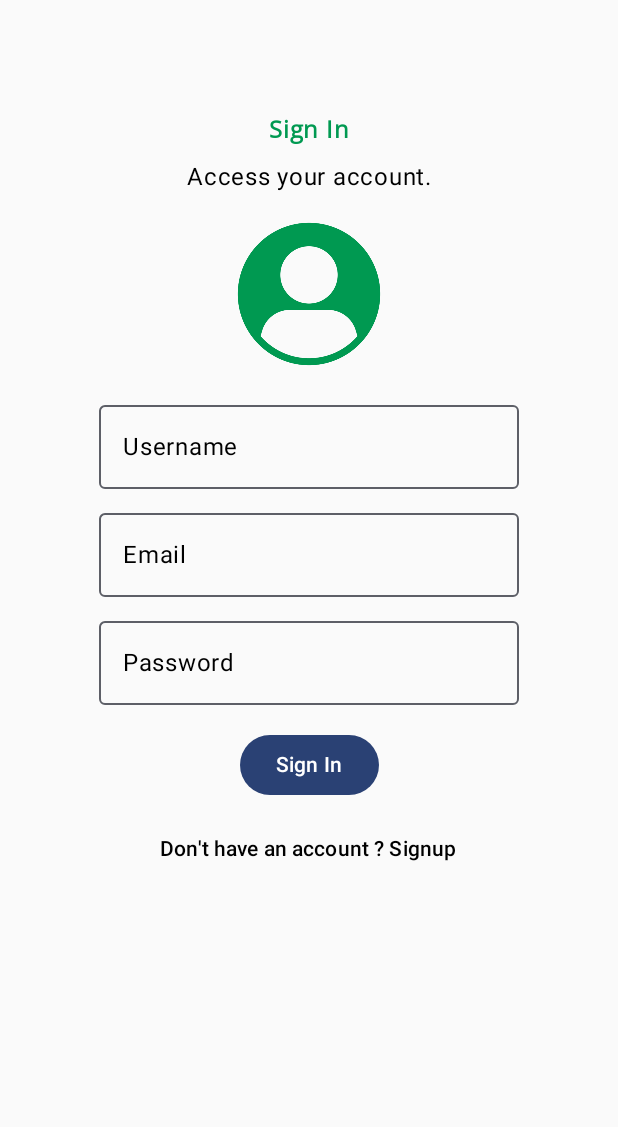
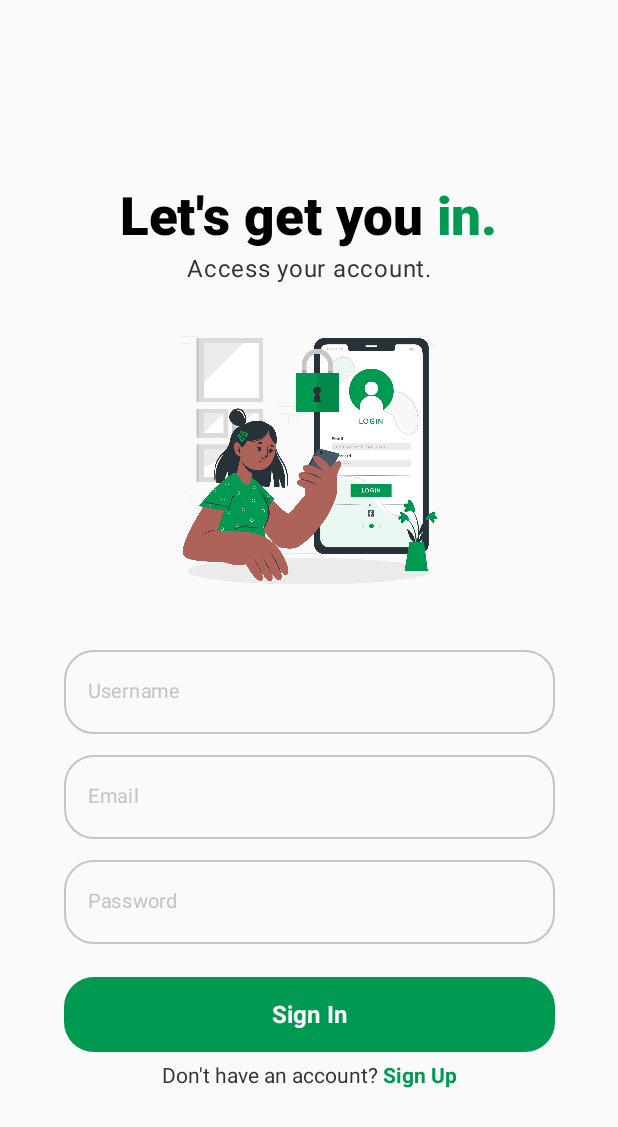
Before and after one commit to ananditaraj/EcoSheher, an Android app built with Jetpack Compose: the screen it shows after launch (MainActivity), on a phone screen of 412 x 824 dp. Shown: the top 1127 px of the screen. Run offline under Robolectric (Android 15) with nearby library versions, the phone set to English and light mode, and no system bars; our stand-ins replace Firebase (no records; nobody signed in at launch, a user with empty details on screens opened directly), livedata-compose.

Commit message:
sign in and singup done

```diff
--- a/app/src/main/java/com/example/ecosheher/authentication/LoginPage.kt
+++ b/app/src/main/java/com/example/ecosheher/authentication/LoginPage.kt
@@ -1,44 +1,35 @@
 package com.example.ecosheher.authentication
-
 
 import android.widget.Toast
 import androidx.compose.foundation.Image
-import androidx.compose.foundation.layout.Column
-import androidx.compose.foundation.layout.Spacer
-import androidx.compose.foundation.layout.fillMaxSize
-import androidx.compose.foundation.layout.fillMaxWidth
-import androidx.compose.foundation.layout.height
-import androidx.compose.foundation.layout.padding
-import androidx.compose.foundation.layout.size
-import androidx.compose.material3.Button
-import androidx.compose.material3.CircularProgressIndicator
-import androidx.compose.material3.OutlinedTextField
-import androidx.compose.material3.Text
-import androidx.compose.material3.TextButton
-import androidx.compose.material3.TextField
-import androidx.compose.runtime.Composable
-import androidx.compose.runtime.LaunchedEffect
-import androidx.compose.runtime.getValue
+import androidx.compose.foundation.layout.*
+import androidx.compose.foundation.shape.RoundedCornerShape
+import androidx.compose.material3.*
+import androidx.compose.runtime.*
 import androidx.compose.runtime.livedata.observeAsState
-import androidx.compose.runtime.mutableStateOf
-import androidx.compose.runtime.remember
-import androidx.compose.runtime.setValue
 import androidx.compose.ui.Alignment
 import androidx.compose.ui.Modifier
 import androidx.compose.ui.graphics.Color
 import androidx.compose.ui.platform.LocalContext
 import androidx.compose.ui.res.colorResource
 import androidx.compose.ui.res.painterResource
+import androidx.compose.ui.text.AnnotatedString
+import androidx.compose.ui.text.SpanStyle
+import androidx.compose.ui.text.buildAnnotatedString
 import androidx.compose.ui.text.font.FontWeight
 import androidx.compose.ui.text.input.PasswordVisualTransformation
 import androidx.compose.ui.text.style.TextAlign
 import androidx.compose.ui.unit.dp
+import androidx.compose.ui.unit.sp
+import androidx.compose.foundation.text.ClickableText
+import androidx.compose.ui.focus.onFocusChanged
+import androidx.compose.ui.text.withStyle
 import androidx.navigation.NavController
 import com.example.ecosheher.R
 import com.example.ecosheher.ui.theme.opansnaps
 
 @Composable
-fun LoginPage(modifier: Modifier = Modifier,navController: NavController, authViewModel: AuthViewModel){
+fun LoginPage(modifier: Modifier = Modifier, navController: NavController, authViewModel: AuthViewModel) {
 
     var username by remember { mutableStateOf("") }
     var email by remember { mutableStateOf("") }
@@ -48,12 +39,12 @@ fun LoginPage(modifier: Modifier = Modifier,navController: NavController, authVi
     val context = LocalContext.current
 
     LaunchedEffect(authState.value) {
-        when(authState.value){
+        when (authState.value) {
             is AuthState.Authenticated -> {
                 Toast.makeText(context, "Sign In successfully!", Toast.LENGTH_SHORT).show()
                 navController.navigate("homepage")
             }
-            is AuthState.Error-> Toast.makeText(context,
+            is AuthState.Error -> Toast.makeText(context,
                 (authState.value as AuthState.Error).message, Toast.LENGTH_SHORT).show()
             else -> Unit
         }
@@ -65,77 +56,152 @@ fun LoginPage(modifier: Modifier = Modifier,navController: NavController, authVi
             .padding(24.dp),
         horizontalAlignment = Alignment.CenterHorizontally
     ) {
-        Spacer(modifier = Modifier.height(50.dp))
+        Spacer(modifier = Modifier.height(100.dp))
         Text(
-            text = "Sign In",
-            fontFamily = opansnaps,
+            text = buildAnnotatedString {
+                withStyle(style = SpanStyle(color = Color.Black)) {
+                    append("Let's get you ")
+                }
+                withStyle(style = SpanStyle(color = Color(0xFF009951))) {
+                    append("in.")
+                }
+            },
             fontWeight = FontWeight.ExtraBold,
-            color = colorResource(id = R.color.main_color)
+            fontSize = 35.sp
+        )
 
+        Spacer(modifier = Modifier.height(2.dp))
+        Text(
+            color = colorResource(R.color.grey),
+            text = "Access your account.",
+            textAlign = TextAlign.Center,
         )
-        Spacer(modifier = Modifier.height(8.dp))
-        Text(
-            text = "Access your account.",
-            textAlign = TextAlign.Center
-        )
+
         Spacer(modifier = Modifier.height(16.dp))
         Image(
-            painter = painterResource(id = R.drawable.authimg),
+            painter = painterResource(id = R.drawable.c),
             contentDescription = "authentication image",
-            modifier = Modifier
-                .size(100.dp))
+            modifier = Modifier.size(200.dp)
+        )
 
         Spacer(modifier = Modifier.height(16.dp))
 
-        OutlinedTextField(
+        // Username Input
+        CustomTextField(
             value = username,
-            onValueChange = {
-                username = it
-            }, label = {
-                Text(text = "Username", color = Color.Black)
-            })
+            onValueChange = { username = it },
+            labelText = "Username"
+        )
 
-        Spacer(modifier = Modifier.height(8.dp))
-        OutlinedTextField(
-            value = email,
-            onValueChange = {
-                email = it
-            }, label = {
-                Text(text = "Email", color = Color.Black)
-            })
+        Spacer(modifier = Modifier.height(2.dp))
 
-        Spacer(modifier = Modifier.height(8.dp))
+        // Email Input
+        CustomTextField(value = email, onValueChange = { email = it }, labelText = "Email")
 
-        OutlinedTextField(
+        Spacer(modifier = Modifier.height(2.dp))
+
+        // Password Input
+        CustomTextField(
             value = password,
-            onValueChange = {
-                password = it
-            },
-            label = {
-                Text(text = "Password", color = Color.Black)
-            }
+            onValueChange = { password = it },
+            labelText = "Password",
+            isPassword = true
+        )
 
-        )
-        Spacer(modifier = Modifier.height(16.dp))
+        Spacer(modifier = Modifier.height(20.dp))
 
         if (authState.value is AuthState.Loading) {
-            CircularProgressIndicator(
-                color = colorResource(R.color.main_color)
-            )
+            CircularProgressIndicator(color = colorResource(R.color.main_color))
         } else {
             Button(
                 onClick = { authViewModel.login(email, password) },
-
+                colors = ButtonDefaults.buttonColors(containerColor = Color(0xFF009951)),
+                shape = RoundedCornerShape(20.dp),
+                modifier = Modifier
+                    .fillMaxWidth(0.9f)
+                    .height(50.dp)
             ) {
-                Text("Sign In")
+                Text(
+                    text = "Sign In",
+                    fontWeight = FontWeight.Bold,
+                    color = Color.White,
+                    fontSize = 16.sp
+                )
             }
         }
 
         Spacer(modifier = Modifier.height(8.dp))
 
-        TextButton(onClick = { navController.navigate(("signup")) }) {
-            Text(text = "Don't have an account ? Signup", color = Color.Black)
+        val signUpText = buildAnnotatedString {
+            withStyle(style = SpanStyle(color = Color(0xFF333333))) {
+                append("Don't have an account? ")
+            }
+            val startIndex = length // Track where "Signup" starts
+            withStyle(style = SpanStyle(color = Color(0xFF009951), fontWeight = FontWeight.Bold)) {
+                append("Sign Up")
+            }
+            addStringAnnotation(
+                tag = "SIGNUP",
+                annotation = "signup",
+                start = startIndex,
+                end = length
+            )
         }
+
+        ClickableText(
+            text = signUpText,
+            onClick = { offset ->
+                signUpText.getStringAnnotations("SIGNUP", offset, offset)
+                    .firstOrNull()?.let {
+                        navController.navigate("signup")
+                    }
+            }
+        )
     }
+}
+@Composable
+fun CustomTextField(
+    value: String,
+    onValueChange: (String) -> Unit,
+    labelText: String,
+    isPassword: Boolean = false
+) {
+    var isFocused by remember { mutableStateOf(false) }
 
+    OutlinedTextField(
+        value = value,
+        onValueChange = onValueChange,
+        textStyle = LocalTextStyle.current.copy(
+            fontSize = 14.sp,
+            color = Color(0xFF333333)
+        ),
+        label = {
+            Text(
+                text = labelText,
+                fontSize = 13.sp,
+                color = if (isFocused) Color(0xFF009951) else Color(0xFFC4C4C4) // 🔥 Turns green when focused
+            )
+        },
+        shape = RoundedCornerShape(20.dp), // 🔥 Matches Sign-In button's roundness
+        colors = OutlinedTextFieldDefaults.colors(
+            focusedTextColor = Color(0xFF333333),
+            unfocusedTextColor = Color(0xFF333333),
+            focusedContainerColor = Color.Transparent,
+            unfocusedContainerColor = Color.Transparent,
+            disabledContainerColor = Color.Transparent,
+            focusedBorderColor = Color(0xFF009951),
+            unfocusedBorderColor = Color(0xFFC4C4C4),
+            focusedLabelColor = Color(0xFF009951), // 🔥 Label moves up & turns green
+            unfocusedLabelColor = Color(0xFFC4C4C4),
+            cursorColor = Color(0xFF009951) // 🔥 Green cursor
+        ),
+        visualTransformation = if (isPassword) PasswordVisualTransformation() else androidx.compose.ui.text.input.VisualTransformation.None,
+        singleLine = true,
+        maxLines = 1,
+        modifier = Modifier
+            .fillMaxWidth(0.9f)
+            .defaultMinSize(minHeight = 50.dp) // 🔥 Keeps height stable
+            .padding(vertical = 2.dp)
+            .onFocusChanged { isFocused = it.isFocused } // Detects focus change
+    )
 }
--- a/app/src/main/java/com/example/ecosheher/navGraph/SetNavGraph.kt
+++ b/app/src/main/java/com/example/ecosheher/navGraph/SetNavGraph.kt
@@ -9,6 +9,7 @@ import androidx.navigation.compose.rememberNavController
 
 import com.example.ecosheher.authentication.AuthViewModel
 import com.example.ecosheher.authentication.LoginPage
+import com.example.ecosheher.authentication.SignUpPage
 import com.example.ecosheher.authentication.SignUpPage
 import com.example.ecosheher.bottomNavPages.HomePage
 
@@ -25,7 +26,7 @@ fun SetNavGraph(modifier: Modifier = Modifier, authViewModel: AuthViewModel){
             LoginPage(modifier,navController,authViewModel)
         }
         composable(Routes.SignUp.routes) {
-            SignUpPage(modifier,navController,authViewModel)
+            SignUpPage(modifier, navController,authViewModel)
         }
         composable(Routes.Home.routes) {
             HomePage(modifier,navController,authViewModel)
--- a/app/src/main/res/values/colors.xml
+++ b/app/src/main/res/values/colors.xml
@@ -9,5 +9,6 @@
     <color name="white">#FFFFFFFF</color>
 
     <color name="main_color">#009951</color>
+    <color name="grey">#FF333333</color>
 
 </resources>
```
Also changed, not shown: app/src/main/java/com/example/ecosheher/authentication/SignUpPage.kt (+124 -51 lines), app/src/main/res/drawable/a.png (added), app/src/main/res/drawable/b.png (added), app/src/main/res/drawable/c.png (added).
